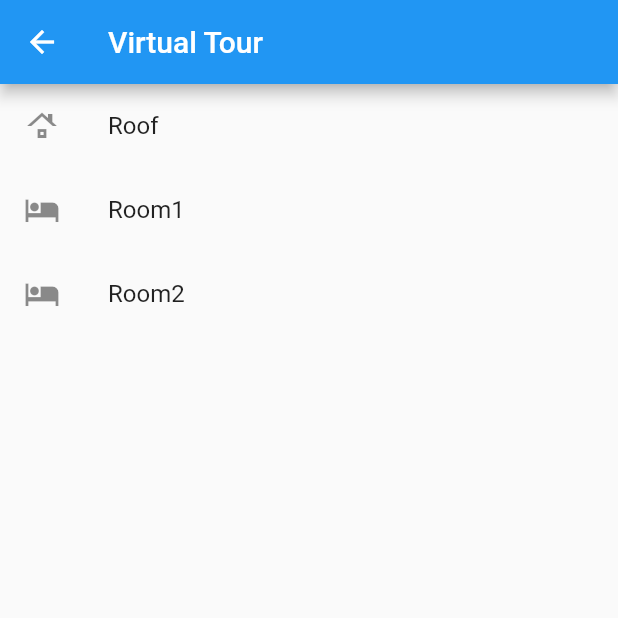
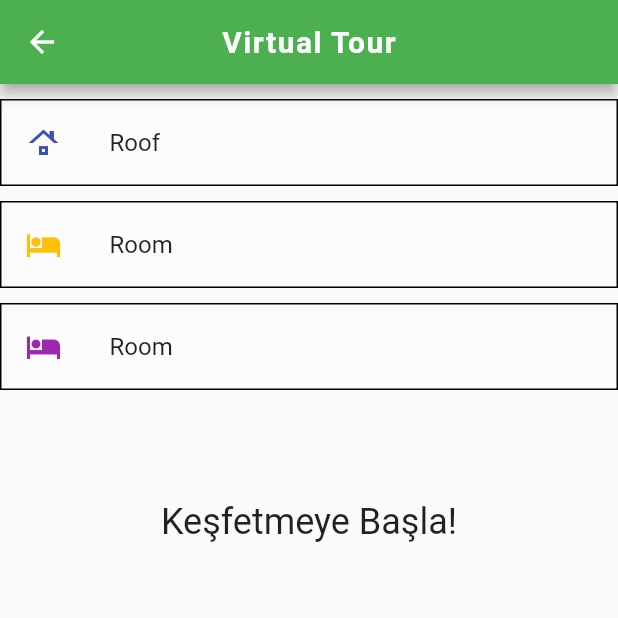
Before and after one commit to ErenErgen96/hayvan_otel-main, a Flutter app: the VirtualTour screen opened directly, on a phone screen of 412 x 824 dp, the top half of it. Run offline on Flutter 3.47's test engine with Material 2 defaults, Android fonts, the light colour scheme and no system bars; our stand-ins replace carousel_slider, fluttertoast, get, image_picker, lottie, qr_flutter; missing offline and left inert: flutter_inappwebview, google_mlkit_image_labeling, panorama.

Commit message:
stylechanges

```diff
--- a/lib/view/home.dart
+++ b/lib/view/home.dart
@@ -25,20 +25,17 @@ class HomePage extends StatefulWidget {
   const HomePage({super.key, required this.accountOwner});
   @override
   _HomePageState createState() => _HomePageState();
-
 }
 
-class _HomePageState extends State<HomePage>  {
-
+class _HomePageState extends State<HomePage> {
   final CarouselController _carouselController = CarouselController();
   String currentTime = '';
   late ImagePicker imagePicker;
   File? _image;
   String result = '';
   dynamic imageLabeler;
+  String currentName = "Eren ERGEN";
 
-
-   String currentName = "Eren ERGEN";
   @override
   void initState() {
     super.initState();
@@ -59,6 +56,7 @@ class _HomePageState extends State<HomePage>  {
       updateQRCode();
     });
   }
+
   List<int> carouselImageIndices = [0, 1, 2, 3];
   int currentCarouselIndex = 0;
 
@@ -76,6 +74,7 @@ class _HomePageState extends State<HomePage>  {
       doImageLabeling();
     });
   }
+
   _imgFromGallery() async {
     XFile? pickedFile =
         await imagePicker.pickImage(source: ImageSource.gallery);
@@ -86,13 +85,14 @@ class _HomePageState extends State<HomePage>  {
       });
     }
   }
+
   doImageLabeling() async {
     result = "";
     final inputImage = InputImage.fromFile(_image!);
     final List<ImageLabel> labels = await imageLabeler.processImage(inputImage);
 
-  double maxConfidence = 0; // To keep track of the highest confidence
-  String maxConfidenceLabel = ""; // To store the label with the highest confidence
+    double maxConfidence = 0;
+    String maxConfidenceLabel = "";
 
     for (ImageLabel label in labels) {
       final String text = label.label;
@@ -113,21 +113,25 @@ class _HomePageState extends State<HomePage>  {
 
     // Navigasyon
     if (result.contains('Cat')) {
-    Get.to(() => DetailScreen(picker: 1,));
+      Get.to(() => DetailScreen(
+            picker: 1,
+          ));
     } else if (result.contains('Horse')) {
-    Get.to(() => DetailScreen(picker: 3,));
-  }
-  else if (result.contains('Dog')) {
-    Get.to(() => DetailScreen(picker: 0,));
-  }
-  else if (result.contains('Bird')) {
-    Get.to(() => DetailScreen(picker: 2,));
-  }else{
-    Fluttertoast.showToast(msg:"Otelde barınabilecek bir hayvan bulunamadı");
+      Get.to(() => DetailScreen(
+            picker: 3,
+          ));
+    } else if (result.contains('Dog')) {
+      Get.to(() => DetailScreen(
+            picker: 0,
+          ));
+    } else if (result.contains('Bird')) {
+      Get.to(() => DetailScreen(
+            picker: 2,
+          ));
+    } else {
+      Fluttertoast.showToast(msg: "Otelde barınabilecek bir hayvan bulunamadı");
     }
   }
-
-
 
   @override
   Widget build(BuildContext context) {
@@ -167,18 +171,28 @@ class _HomePageState extends State<HomePage>  {
               ),
             ),
             Column(
-              children: [Container(
+              children: [
+                Container(
                   child: Padding(
-                  padding: const EdgeInsets.only(top:24.0),
-                  child: Text("QR Time".tr,style: TextStyle(color: Colors.green,fontSize: 18,fontWeight: FontWeight.bold),),
+                    padding: const EdgeInsets.only(top: 24.0),
+                    child: Text(
+                      "QR Time".tr,
+                      style: TextStyle(
+                          color: Colors.green,
+                          fontSize: 18,
+                          fontWeight: FontWeight.bold),
                     ),
                   ),
-                QrImageView(data: currentTime,version: QrVersions.auto,size: 200,),
+                ),
+                QrImageView(
+                  data: currentTime,
+                  version: QrVersions.auto,
+                  size: 200,
+                ),
               ],
             )
           ],
         ),
-
       ),
       drawer: Drawer(
         child: ListView(
@@ -186,7 +200,9 @@ class _HomePageState extends State<HomePage>  {
             DrawerHeader(
               decoration: BoxDecoration(
                 color: Colors.white,
-                image: DecorationImage(image: AssetImage('assets/onboarding/page3.png'),fit: BoxFit.cover),
+                image: DecorationImage(
+                    image: AssetImage('assets/onboarding/page3.png'),
+                    fit: BoxFit.cover),
               ),
               child: Text(
                 '',
@@ -195,17 +211,23 @@ class _HomePageState extends State<HomePage>  {
                   fontSize: 24,
                 ),
               ),
-            ),ListTile(
-              leading: Icon(Icons.person,
-              color: Colors.indigo,),
+            ),
+            ListTile(
+              leading: Icon(
+                Icons.person,
+                color: Colors.indigo,
+              ),
               title: Text(currentName),
-              onTap: (){
-                Fluttertoast.showToast(msg:"Welcome".tr +" "+ "${currentName}");
+              onTap: () {
+                Fluttertoast.showToast(
+                    msg: "Welcome".tr + " " + "${currentName}");
               },
             ),
             ListTile(
-              leading: Icon(Icons.camera_rear_sharp,
-              color: Colors.green,),
+              leading: Icon(
+                Icons.camera_rear_sharp,
+                color: Colors.green,
+              ),
               title: Text('Cameras'.tr),
               onTap: () {
                 Navigator.pop(context);
@@ -214,18 +236,21 @@ class _HomePageState extends State<HomePage>  {
               },
             ),
             ListTile(
-              leading: Icon(Icons.camera_roll,
-              color: Colors.amber,),
+              leading: Icon(
+                Icons.camera_roll,
+                color: Colors.amber,
+              ),
               title: Text('Advertisement'.tr),
               onTap: () {
                 Navigator.pop(context);
                 Get.to(() => VirtualTour());
-
               },
             ),
             ListTile(
-              leading: Icon(Icons.phone,
-              color: Colors.red,),
+              leading: Icon(
+                Icons.phone,
+                color: Colors.red,
+              ),
               title: Text('Contact'.tr),
               onTap: () {
                 Navigator.pop(context);
@@ -237,7 +262,8 @@ class _HomePageState extends State<HomePage>  {
                         leading: Icon(Icons.phone),
                         title: const Text('Whatsapp'),
                         onTap: () async {
-                          final Uri url = Uri.parse('https://wa.me/+905334497615');
+                          final Uri url =
+                              Uri.parse('https://wa.me/+905334497615');
                           if (!await launchUrl(url)) {
                             throw 'Could\'t load the page'.tr;
                           }
@@ -249,7 +275,8 @@ class _HomePageState extends State<HomePage>  {
                         leading: const Icon(Icons.photo),
                         title: const Text('Instagram'),
                         onTap: () {
-                          Fluttertoast.showToast(msg:  "İnstagram linki açıldı.");
+                          Fluttertoast.showToast(
+                              msg: "İnstagram linki açıldı.");
                         },
                         tileColor: Colors.amber,
                         textColor: Colors.white,
@@ -257,8 +284,8 @@ class _HomePageState extends State<HomePage>  {
                       ListTile(
                         leading: Icon(Icons.facebook),
                         title: Text("Facebook"),
-                        onTap: (){
-                          Fluttertoast.showToast(msg:  "Facebook linki açıldı.");
+                        onTap: () {
+                          Fluttertoast.showToast(msg: "Facebook linki açıldı.");
                         },
                         tileColor: Colors.blue,
                         textColor: Colors.white,
@@ -270,7 +297,6 @@ class _HomePageState extends State<HomePage>  {
             ),
           ],
         ),
-
       ),
       floatingActionButton: Column(
         mainAxisAlignment: MainAxisAlignment.end,
@@ -305,9 +331,6 @@ class _HomePageState extends State<HomePage>  {
         ],
       ),
       floatingActionButtonLocation: FloatingActionButtonLocation.endFloat,
-
-
     );
   }
-
 }
--- a/lib/view/live_camera_screen.dart
+++ b/lib/view/live_camera_screen.dart
@@ -16,6 +16,7 @@ class _LiveCameraScreenState extends State<LiveCameraScreen> {
       appBar: AppBar(
         title: Text('Live Camera'.tr),
         centerTitle: true,
+        backgroundColor: Colors.green,
       ),
       body: InAppWebView(
         initialUrlRequest: URLRequest(
--- a/lib/view/rooms.dart
+++ b/lib/view/rooms.dart
@@ -11,6 +11,9 @@ class RoofScreen extends StatelessWidget {
   Widget build(BuildContext context) {
     return Scaffold(
       appBar: AppBar(
+        centerTitle: true,
+        backgroundColor: Colors.green,
+        elevation: 4,
         title: Text('Virtual Tour'.tr),
 
       ),
--- a/lib/view/virtual_tour_screen.dart
+++ b/lib/view/virtual_tour_screen.dart
@@ -15,33 +15,65 @@ class _VirtualTourState extends State<VirtualTour> {
   Widget build(BuildContext context) {
     return Scaffold(
       appBar: AppBar(
-        title: Text('Virtual Tour'.tr),
+        elevation: 4,
+        backgroundColor: Colors.green,
+        centerTitle: true,
+        title: Text('Virtual Tour'.tr,style: TextStyle(fontWeight: FontWeight.bold,letterSpacing: 1),),
+        shadowColor: Colors.grey,
+
       ),
       body: Column(
+        mainAxisAlignment: MainAxisAlignment.start,
         children: [
-          ListTile(
-            leading: Icon(Icons.roofing),
-            title: Text("Roof".tr),
-            onTap: () {
-              Get.to(() => RoofScreen(imagePath: 'assets/rooms/roof.jpg'));
-            },
+          SizedBox(
+            height: 10,
           ),
-          ListTile(
-            leading: Icon(Icons.hotel),
-            title: Text("Room".tr + "1"),
-            onTap: () {
-              Get.to(() => RoofScreen(imagePath: 'assets/rooms/room1.jpg'));
-            },
+          ListTileForRooms(imagePathWay: 'assets/rooms/roof.jpg',roomName: "Roof",iconName: Icon(Icons.roofing),iconColor: Colors.indigo,),
+          SizedBox(
+            height: 10,
+
           ),
-          ListTile(
-            title: Text("Room".tr + "2"),
-            leading: Icon(Icons.hotel),
-            onTap: () {
-              Get.to(() => RoofScreen(imagePath: 'assets/rooms/room2.jpg'));
-            },
+          ListTileForRooms(imagePathWay: 'assets/rooms/room1.jpg',roomName: "Room",iconName: Icon(Icons.hotel),iconColor: Colors.amber,),
+          SizedBox(
+            height: 10,
           ),
+          ListTileForRooms(imagePathWay: 'assets/rooms/room2.jpg',roomName: "Room",iconName: Icon(Icons.hotel),iconColor: Colors.purple,),
+          Padding(
+            padding: const EdgeInsets.only(top: 38.0),
+            child: Container(
+              height: 100,
+              child: Center(child: Text("Keşfetmeye Başla!",style: TextStyle(color: Colors.black87,fontSize: 24),)),
+            ),
+          ),
+
+
         ],
       ),
     );
   }
 }
+
+class ListTileForRooms extends StatelessWidget {
+  final imagePathWay;
+  final roomName;
+  final iconName;
+  final iconColor;
+  const ListTileForRooms({
+    super.key, this.imagePathWay, this.roomName, this.iconName, this.iconColor,
+  });
+
+  @override
+  Widget build(BuildContext context) {
+    return ListTile(
+      iconColor: iconColor,
+      hoverColor: Colors.green,
+      tileColor: Colors.white38,
+      shape: Border.all(),
+      leading: iconName,
+      title: Text("$roomName".tr),
+      onTap: () {
+        Get.to(() => RoofScreen(imagePath: imagePathWay));
+      },
+    );
+  }
+}
```
Lines whose indentation alone changed are shown as unchanged.
